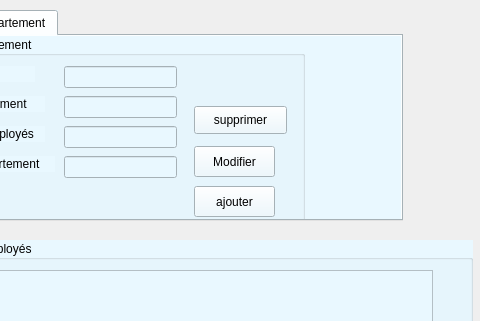
Above: mainwindow.ui from ahmed-a-hsouna/Smart_Municipality_2A2 before the change; both pictures show x 148 to 628 and y 0 to 321 of the 1335 by 826 pixel window. Below: the same form after it.
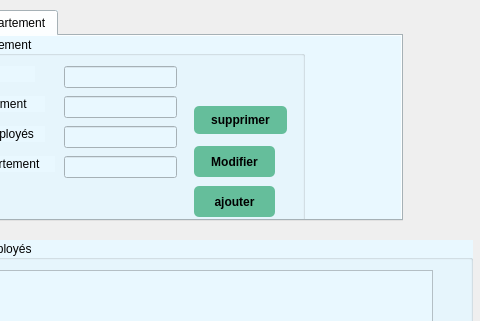
That is the form after the change. The open tabs and pages were chosen to show the change.

The edit to the form file:
```diff
--- a/mainwindow.ui
+++ b/mainwindow.ui
@@ -532,6 +532,18 @@
            <height>31</height>
           </rect>
          </property>
+         <property name="styleSheet">
+          <string notr="true">QPushButton {
+padding: 5px;
+border-radius: 5px;
+background-color:rgb(101, 190, 155);
+font-weight: bold;
+}
+QPushButton:hover
+{
+color :white;
+}</string>
+         </property>
          <property name="text">
           <string>ajouter</string>
          </property>
@@ -607,6 +619,18 @@
            <height>31</height>
           </rect>
          </property>
+         <property name="styleSheet">
+          <string notr="true">QPushButton {
+padding: 5px;
+border-radius: 5px;
+background-color:rgb(101, 190, 155);
+font-weight: bold;
+}
+QPushButton:hover
+{
+color :white;
+}</string>
+         </property>
          <property name="text">
           <string>Modifier</string>
          </property>
@@ -620,6 +644,18 @@
            <height>28</height>
           </rect>
          </property>
+         <property name="styleSheet">
+          <string notr="true">QPushButton {
+padding: 5px;
+border-radius: 5px;
+background-color:rgb(101, 190, 155);
+font-weight: bold;
+}
+QPushButton:hover
+{
+color :white;
+}</string>
+         </property>
          <property name="text">
           <string>supprimer</string>
          </property>
```
